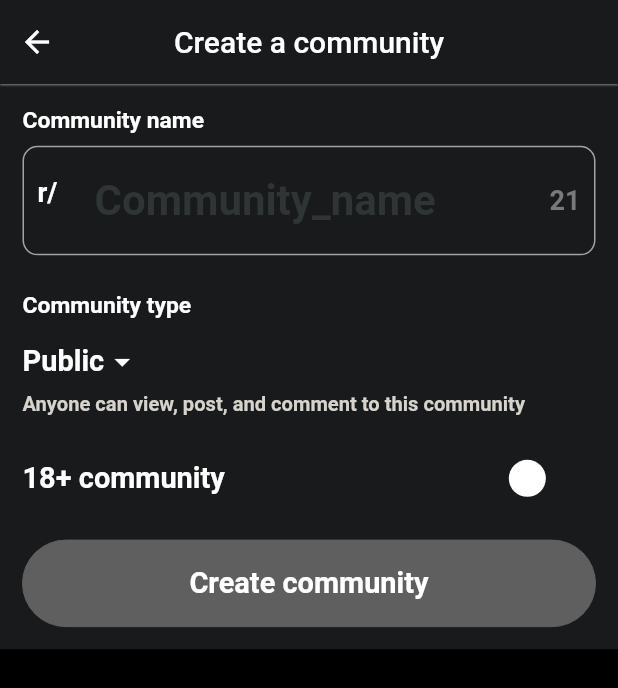
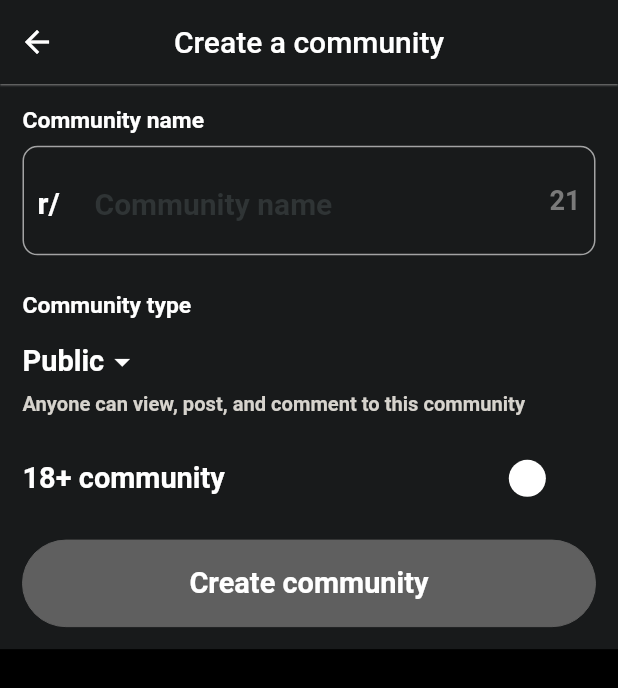
Before and after one commit to SarahElzayat/Flutter-Reddit-Clone, a Flutter app: the CreateCommunityScreen screen opened directly, on a phone screen of 412 x 824 dp. Shown: the top 688 px of the screen. Run offline on Flutter 3.47's test engine with Material 2 defaults, Android fonts, the phone set to English and light mode, and no system bars; drawn by our look-alikes of flutter_switch; our stand-ins replace bloc, conditional_builder_null_safety, dio, dots_indicator, dotted_border, dropdown_button2 and 14 more; missing offline and left inert: flutter_facebook_auth, image_painter, markdown, video_thumbnail, video_trimmer; accounts and stored records are empty.

Commit message:
small fixes

```diff
--- a/reddit/lib/Screens/create_community_screen.dart
+++ b/reddit/lib/Screens/create_community_screen.dart
@@ -100,8 +100,8 @@ class _CreateCommunityScreenState extends State<CreateCommunityScreen> {
                 ),
                 SizedBox(height: 1.h),
                 SquareTextField(
-                  prefix: const Text('r/'),
-                  labelText: 'Community_name',
+                  prefix: const Text('r/', style: TextStyle(fontSize: 20)),
+                  labelText: 'Community name',
                   maxLength: 21,
                   formController: _controller,
                   onChanged: (communityName) {
--- a/reddit/lib/components/square_text_field.dart
+++ b/reddit/lib/components/square_text_field.dart
@@ -38,7 +38,7 @@ class SquareTextField extends StatefulWidget {
   final TextEditingController? formController;
 
   /// its used to show or hide the suffix whitch contains the number of line left.
-  /// Default to [true].
+  /// Default to true.
   final bool showSuffix;
 
   final bool showPrefix;
@@ -88,6 +88,7 @@ class SquareTextFieldState extends State<SquareTextField> {
       onChanged: (value) {
         setState(() {
           textLength = value.length;
+
           if (widget.onChanged != null) {
             widget.onChanged!(value);
           }
@@ -109,22 +110,14 @@ class SquareTextFieldState extends State<SquareTextField> {
         // prefix: widget.showPrefix ? widget.prefix : null,
         prefixIcon: widget.showPrefix
             ? Padding(
-                padding: const EdgeInsets.fromLTRB(10, 8, 0, 10),
-                child: widget.prefix
-                // Text(
-                //   widget.prefix,
-                //   style: TextStyle(
-                //       color: isAndroid
-                //           ? ColorManager.lightGrey
-                //           : ColorManager.textGrey),
-                // ),
-                )
+                padding: const EdgeInsets.only(left: 10, top: 14),
+                child: widget.prefix)
             : null,
         suffixIconConstraints: const BoxConstraints(),
         suffixIcon: widget.showSuffix
             ? Padding(
                 padding: const EdgeInsets.symmetric(horizontal: 10.0),
-                child: Text('${widget.maxLength ?? 0 - textLength}',
+                child: Text('${(widget.maxLength ?? 0) - textLength}',
                     style: const TextStyle(color: ColorManager.greyColor)),
               )
             : null,
--- a/reddit/lib/main.dart
+++ b/reddit/lib/main.dart
@@ -63,7 +63,7 @@ class Main extends StatelessWidget {
                 },
                 onUnknownRoute: (settings) {
                   return MaterialPageRoute(
-                      builder: (ctx) => const Description());
+                      builder: (ctx) => const CreateCommunityScreen());
                 },
                 debugShowCheckedModeBanner: false,
                 theme: appTheme(),
--- a/reddit/lib/theme/theme_data.dart
+++ b/reddit/lib/theme/theme_data.dart
@@ -21,7 +21,7 @@ ThemeData appTheme() {
       // ColorManager.deepDarkGrey)
 
       inputDecorationTheme: const InputDecorationTheme(
-        hintStyle: TextStyle(color: ColorManager.grey),
+        hintStyle: TextStyle(color: ColorManager.grey, fontSize: 20),
         alignLabelWithHint: true,
       ),
       colorScheme: const ColorScheme(
```
